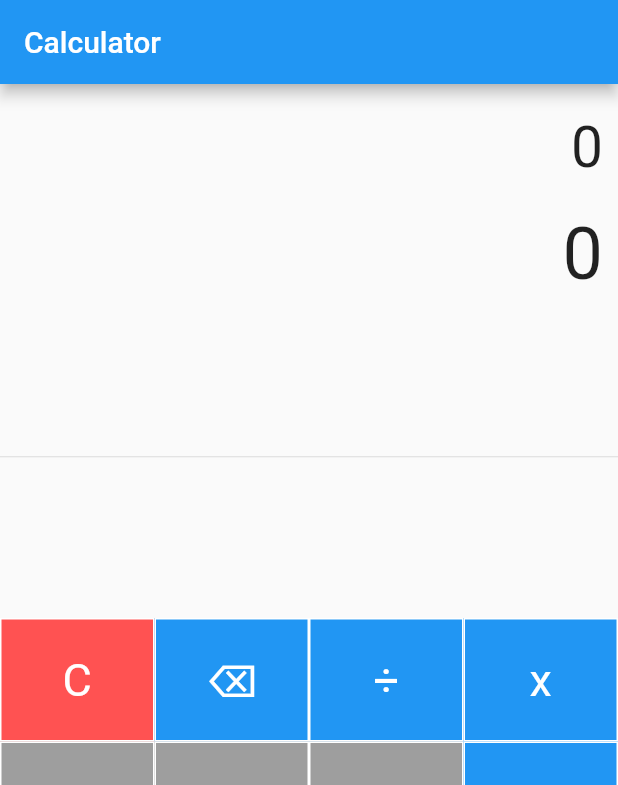
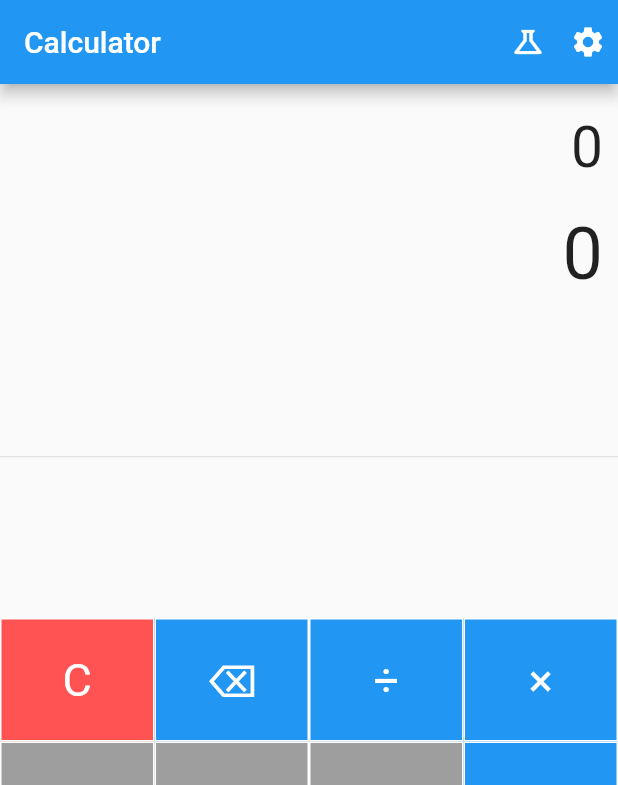
Before and after one commit to Dillys3567/calculator, a Flutter app: the screen it shows after launch, on a phone screen of 412 x 824 dp. Shown: the top 785 px of the screen. Run offline on Flutter 3.47's test engine with Material 2 defaults, Android fonts, the phone set to English and light mode, and no system bars; our stand-ins replace math_expressions.

Commit message:
buttons implementation

```diff
--- a/lib/calculator.dart
+++ b/lib/calculator.dart
@@ -1,7 +1,7 @@
 // ignore_for_file: prefer_const_constructors, prefer_const_literals_to_create_immutables, sized_box_for_whitespace
 
-import 'package:calculator/components/button.dart';
 import 'package:flutter/material.dart';
+import 'package:math_expressions/math_expressions.dart';
 
 class Calculator extends StatefulWidget {
   const Calculator({Key? key}) : super(key: key);
@@ -11,28 +11,115 @@ class Calculator extends StatefulWidget {
 }
 
 class _CalculatorState extends State<Calculator> {
+  String equation = "0";
+  String result = "0";
+  String expression = '';
+  double equationFontSize = 38.0;
+  double resultFontSize = 48.0;
+
+  buttonPressed(String buttonText) {
+    setState(() {
+      if (buttonText == 'C') {
+        equation = '0';
+        result = '0';
+        equationFontSize = 38.0;
+        resultFontSize = 48.0;
+        print('here');
+      } else if (buttonText == '⌫') {
+        equationFontSize = 48.0;
+        resultFontSize = 38.0;
+        equation = equation.substring(0, equation.length - 1);
+        if (equation == '') {
+          equation = '0';
+        }
+        print('here');
+      } else if (buttonText == '=') {
+        equationFontSize = 38.0;
+        resultFontSize = 48.0;
+        expression = equation;
+        expression = expression.replaceAll('÷', '/');
+        expression = expression.replaceAll('×', '*');
+        print(expression);
+        try {
+          Parser p = Parser();
+          Expression exp = p.parse(expression);
+          ContextModel conMod = ContextModel();
+          result = '${exp.evaluate(EvaluationType.REAL, conMod)}';
+        } catch (e) {
+          result = 'Error';
+        }
+      } else {
+        equationFontSize = 48.0;
+        resultFontSize = 38.0;
+        if (equation == '0') {
+          equation = buttonText;
+        } else {
+          equation += buttonText;
+          print('here');
+          print(buttonText);
+        }
+      }
+    });
+  }
+
+  Widget Button(String buttonText, double buttonHeight, Color buttonColor) {
+    return Container(
+      height: MediaQuery.of(context).size.height * 0.1 * buttonHeight,
+      color: buttonColor,
+      child: TextButton(
+        onPressed: () => buttonPressed(buttonText),
+        style: TextButton.styleFrom(
+          padding: const EdgeInsets.all(16),
+          shape: RoundedRectangleBorder(
+            borderRadius: BorderRadius.circular(0),
+            side: const BorderSide(
+                color: Colors.white, width: 1, style: BorderStyle.solid),
+          ),
+        ),
+        child: Text(
+          buttonText,
+          style: TextStyle(
+            fontSize: 30,
+            fontWeight: FontWeight.normal,
+            color: Colors.white,
+          ),
+        ),
+      ),
+    );
+  }
+
   @override
   Widget build(BuildContext context) {
     return Scaffold(
       appBar: AppBar(
         title: Text('Calculator'),
+        actions: [
+          Padding(
+            padding: const EdgeInsets.all(8.0),
+            child: Icon(Icons.science_outlined),
+          ),
+          Padding(
+            padding: const EdgeInsets.all(8.0),
+            child: Icon(Icons.settings),
+          ),
+        ],
       ),
       body: Column(
         children: [
           Container(
             alignment: Alignment.centerRight,
             padding: EdgeInsets.fromLTRB(10, 20, 10, 0),
-            child: Text(
-              '0',
-              style: TextStyle(fontSize: 38),
-            ),
+            child: Text(equation,
+                style: TextStyle(
+                  fontSize: equationFontSize,
+                )),
           ),
           Container(
             alignment: Alignment.centerRight,
             padding: EdgeInsets.fromLTRB(10, 20, 10, 0),
             child: Text(
-              '0',
-              style: TextStyle(fontSize: 48),
+              result,
+              style: TextStyle(fontSize: resultFontSize),
             ),
           ),
           Expanded(child: Divider()),
@@ -45,97 +132,37 @@ class _CalculatorState extends State<Calculator> {
                   children: [
                     TableRow(
                       children: [
-                        Button(
-                          buttonText: 'C',
-                          buttonHeight: 1,
-                          buttonColor: Colors.redAccent,
-                        ),
-                        Button(
-                          buttonText: '⌫',
-                          buttonHeight: 1,
-                          buttonColor: Colors.blue,
-                        ),
-                        Button(
-                          buttonText: '÷',
-                          buttonHeight: 1,
-                          buttonColor: Colors.blue,
-                        ),
+                        Button('C', 1, Colors.redAccent),
+                        Button('⌫', 1, Colors.blue),
+                        Button('÷', 1, Colors.blue),
                       ],
                     ),
                     TableRow(
                       children: [
-                        Button(
-                          buttonText: '7',
-                          buttonHeight: 1,
-                          buttonColor: Colors.grey,
-                        ),
-                        Button(
-                          buttonText: '8',
-                          buttonHeight: 1,
-                          buttonColor: Colors.grey,
-                        ),
-                        Button(
-                          buttonText: '9',
-                          buttonHeight: 1,
-                          buttonColor: Colors.grey,
-                        ),
+                        Button('7', 1, Colors.grey),
+                        Button('8', 1, Colors.grey),
+                        Button('9', 1, Colors.grey),
                       ],
                     ),
                     TableRow(
                       children: [
-                        Button(
-                          buttonText: '4',
-                          buttonHeight: 1,
-                          buttonColor: Colors.grey,
-                        ),
-                        Button(
-                          buttonText: '5',
-                          buttonHeight: 1,
-                          buttonColor: Colors.grey,
-                        ),
-                        Button(
-                          buttonText: '6',
-                          buttonHeight: 1,
-                          buttonColor: Colors.grey,
-                        ),
+                        Button('4', 1, Colors.grey),
+                        Button('5', 1, Colors.grey),
+                        Button('6', 1, Colors.grey),
                       ],
                     ),
                     TableRow(
                       children: [
-                        Button(
-                          buttonText: '1',
-                          buttonHeight: 1,
-                          buttonColor: Colors.grey,
-                        ),
-                        Button(
-                          buttonText: '2',
-                          buttonHeight: 1,
-                          buttonColor: Colors.grey,
-                        ),
-                        Button(
-                          buttonText: '3',
-                          buttonHeight: 1,
-                          buttonColor: Colors.grey,
-                        ),
+                        Button('1', 1, Colors.grey),
+                        Button('2', 1, Colors.grey),
+                        Button('3', 1, Colors.grey),
                       ],
                     ),
                     TableRow(
                       children: [
-                        Button(
-                          buttonText: '.',
-                          buttonHeight: 1,
-                          buttonColor: Colors.grey,
-                        ),
-                        Button(
-                          buttonText: '0',
-                          buttonHeight: 1,
-                          buttonColor: Colors.grey,
-                        ),
-                        Button(
-                          buttonText: '00',
-                          buttonHeight: 1,
-                          buttonColor: Colors.grey,
-                        ),
+                        Button('.', 1, Colors.grey),
+                        Button('0', 1, Colors.grey),
+                        Button('00', 1, Colors.grey),
                       ],
                     )
                   ],
@@ -146,32 +173,16 @@ class _CalculatorState extends State<Calculator> {
                 child: Table(
                   children: [
                     TableRow(children: [
-                      Button(
-                        buttonText: 'x',
-                        buttonHeight: 1,
-                        buttonColor: Colors.blue,
-                      ),
+                      Button('×', 1, Colors.blue),
                     ]),
                     TableRow(children: [
-                      Button(
-                        buttonText: '-',
-                        buttonHeight: 1,
-                        buttonColor: Colors.blue,
-                      ),
+                      Button('-', 1, Colors.blue),
                     ]),
                     TableRow(children: [
-                      Button(
-                        buttonText: '+',
-                        buttonHeight: 1,
-                        buttonColor: Colors.blue,
-                      ),
+                      Button('+', 1, Colors.blue),
                     ]),
                     TableRow(children: [
-                      Button(
-                        buttonHeight: 2,
-                        buttonText: '=',
-                        buttonColor: Colors.redAccent,
-                      ),
+                      Button('=', 2, Colors.redAccent),
                     ]),
                   ],
                 ),
--- a/lib/components/button.dart
+++ /dev/null
@@ -1,46 +0,0 @@
-// ignore_for_file: use_key_in_widget_constructors, prefer_const_constructors, prefer_const_constructors_in_immutables
-
-import 'package:flutter/material.dart';
-
-class Button extends StatefulWidget {
-  Button(
-      {required this.buttonText,
-      required this.buttonHeight,
-      required this.buttonColor});
-  final buttonText;
-  final buttonHeight;
-  final buttonColor;
-
-  @override
-  State<Button> createState() => _ButtonState();
-}
-
-class _ButtonState extends State<Button> {
-  @override
-  Widget build(BuildContext context) {
-    buttonPressed(String buttonText) {}
-    return Container(
-      height: MediaQuery.of(context).size.height * 0.1 * widget.buttonHeight,
-      color: widget.buttonColor,
-      child: TextButton(
-        onPressed: buttonPressed(widget.buttonText),
-        style: TextButton.styleFrom(
-          padding: const EdgeInsets.all(16),
-          shape: RoundedRectangleBorder(
-            borderRadius: BorderRadius.circular(0),
-            side: const BorderSide(
-                color: Colors.white, width: 1, style: BorderStyle.solid),
-          ),
-        ),
-        child: Text(
-          widget.buttonText,
-          style: TextStyle(
-            fontSize: 30,
-            fontWeight: FontWeight.normal,
-            color: Colors.white,
-          ),
-        ),
-      ),
-    );
-  }
-}
--- a/pubspec.yaml
+++ b/pubspec.yaml
@@ -31,6 +31,8 @@ environment:
 dependencies:
   flutter:
     sdk: flutter
+  math_expressions: ^2.3.1
+
 
 
   # The following adds the Cupertino Icons font to your application.
```
Also changed, not shown: pubspec.lock.
